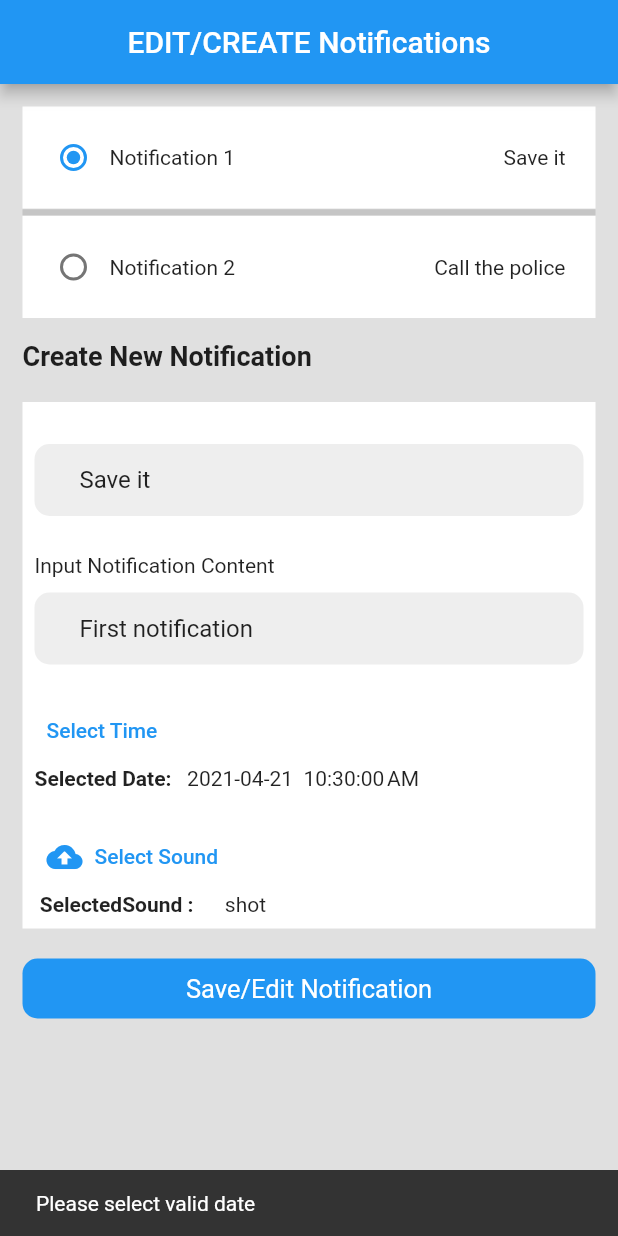
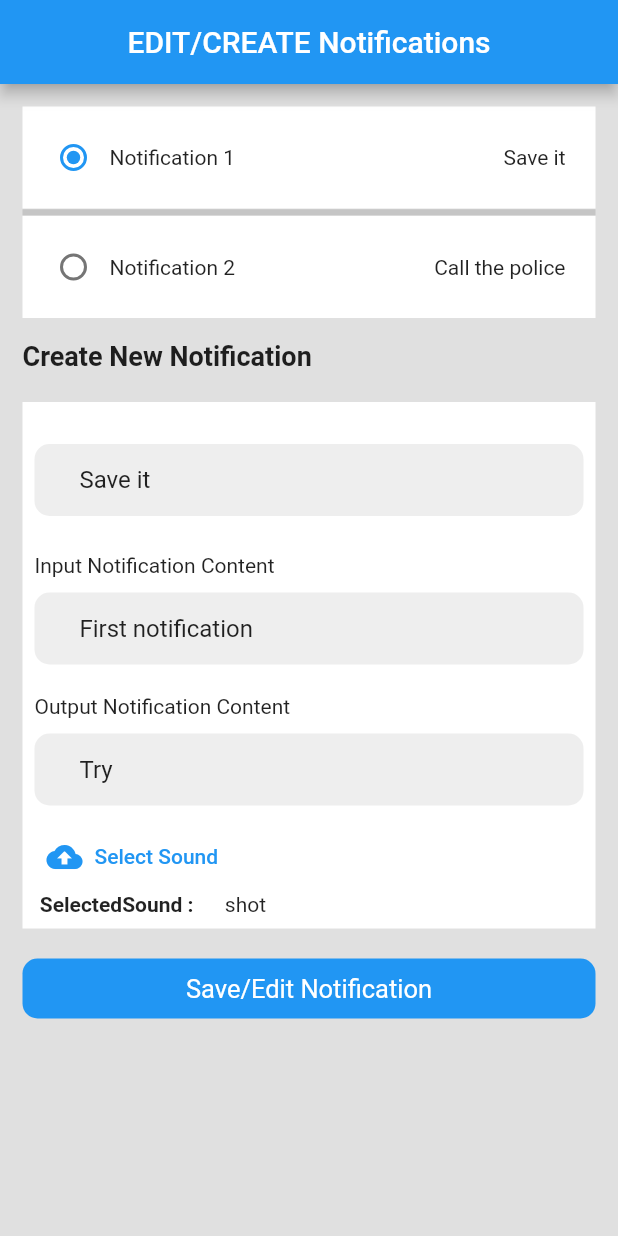
Before and after one commit to Haseeb-Akhlaq/notification_tracker, a Flutter app: the screen it shows once a user with an empty profile is signed in, after a tap on "Save/Edit Notification", on a phone screen of 412 x 824 dp. Run offline on Flutter 3.47's test engine with Material 2 defaults, Android fonts, the phone set to English and light mode, and no system bars; our stand-ins replace carousel_slider, firebase_auth, firebase_core, firebase_messaging, flutter_local_notifications; accounts and stored records are empty; network calls fail; Roboto replaces fonts that are missing (bolt-regular).

Commit message:
the app with input and output notification content;

```diff
--- a/lib/screens/home_screen.dart
+++ b/lib/screens/home_screen.dart
@@ -1,13 +1,7 @@
 import 'dart:async';
-import 'dart:convert';
 
 import 'package:flutter/material.dart';
-import 'package:flutter_datetime_picker/flutter_datetime_picker.dart';
 import 'package:flutter_local_notifications/flutter_local_notifications.dart';
-import 'package:intl/intl.dart';
-import 'package:shared_preferences/shared_preferences.dart';
-import 'package:timezone/data/latest.dart' as tz;
-import 'package:timezone/timezone.dart' as tz;
 
 class HomeScreen extends StatefulWidget {
   @override
@@ -16,20 +10,24 @@ class HomeScreen extends StatefulWidget {
 
 class _HomeScreenState extends State<HomeScreen> {
   TextEditingController nameController1 = TextEditingController();
-  TextEditingController contentController1 = TextEditingController();
+  TextEditingController inputContentController1 = TextEditingController();
+  TextEditingController outputContentController1 = TextEditingController();
 
   TextEditingController nameController2 = TextEditingController();
-  TextEditingController contentController2 = TextEditingController();
+  TextEditingController inputContentController2 = TextEditingController();
+  TextEditingController outputContentController2 = TextEditingController();
 
   String selectedSound1 = 'shot';
-  DateTime selectedDate1 = DateTime.now();
+  //DateTime selectedDate1 = DateTime.now();
   String notificationName1 = 'Save it';
-  String notificationContent1 = 'First notification';
+  String inputNotificationContent1 = 'First notification';
+  String outputNotificationContent1 = 'Try';
 
   String selectedSound2 = 'siren';
-  DateTime selectedDate2 = DateTime.now();
+  //DateTime selectedDate2 = DateTime.now();
   String notificationName2 = 'Call the police';
-  String notificationContent2 = 'calling 911';
+  String inputNotificationContent2 = '911';
+  String outputNotificationContent2 = 'Emergency';
 
   String seletedButton = '1';
 
@@ -37,26 +35,36 @@ class _HomeScreenState extends State<HomeScreen> {
 
   bool isLoading = false;
 
-  Future<void> configureLocalTimeZone() async {
-    tz.initializeTimeZones();
-    tz.setLocalLocation(tz.getLocation('America/Detroit'));
+  setInitialValues() {
+    nameController1.text = notificationName1;
+    inputContentController1.text = inputNotificationContent1;
+    outputContentController1.text = outputNotificationContent1;
 
-    time = tz.TZDateTime.from(
-      seletedButton == '1' ? selectedDate1 : selectedDate2,
-      tz.local,
-    );
+    nameController2.text = notificationName2;
+    inputContentController2.text = inputNotificationContent2;
+    outputContentController2.text = outputNotificationContent2;
   }
 
-  Future<tz.TZDateTime> configureLocalTimeZone2(DateTime date) async {
-    tz.initializeTimeZones();
-    tz.setLocalLocation(tz.getLocation('America/Detroit'));
+  // Future<void> configureLocalTimeZone() async {
+  //   tz.initializeTimeZones();
+  //   tz.setLocalLocation(tz.getLocation('America/Detroit'));
+  //
+  //   time = tz.TZDateTime.from(
+  //     seletedButton == '1' ? selectedDate1 : selectedDate2,
+  //     tz.local,
+  //   );
+  // }
 
-    final selectDate = tz.TZDateTime.from(
-      date,
-      tz.local,
-    );
-    return selectDate;
-  }
+  // Future<tz.TZDateTime> configureLocalTimeZone2(DateTime date) async {
+  //   tz.initializeTimeZones();
+  //   tz.setLocalLocation(tz.getLocation('America/Detroit'));
+  //
+  //   final selectDate = tz.TZDateTime.from(
+  //     date,
+  //     tz.local,
+  //   );
+  //   return selectDate;
+  // }
 
   FlutterLocalNotificationsPlugin fltrNotification;
 
@@ -69,66 +77,67 @@ class _HomeScreenState extends State<HomeScreen> {
     );
   }
 
-  retreivingSharedPreferences() async {
-    setState(() {
-      isLoading = true;
-    });
-    //SharedPreferences sharedPreferences = await SharedPreferences.getInstance();
-    final prefs = await SharedPreferences.getInstance();
-    if (!prefs.containsKey('notificationData')) {
-      setState(() {
-        nameController1.text = notificationName1;
-        contentController1.text = notificationContent1;
+  // retreivingSharedPreferences() async {
+  //   setState(() {
+  //     isLoading = true;
+  //   });
+  //   //SharedPreferences sharedPreferences = await SharedPreferences.getInstance();
+  //   final prefs = await SharedPreferences.getInstance();
+  //   if (!prefs.containsKey('notificationData')) {
+  //     setState(() {
+  //       nameController1.text = notificationName1;
+  //       contentController1.text = notificationContent1;
+  //
+  //       nameController2.text = notificationName2;
+  //       contentController2.text = notificationContent2;
+  //     });
+  //
+  //     return;
+  //   }
+  //   final extractedUserData =
+  //       json.decode(prefs.getString('notificationData')) as Map<String, Object>;
+  //   notificationName1 = extractedUserData['name1'];
+  //   notificationContent1 = extractedUserData['content1'];
+  //   selectedSound1 = extractedUserData['sound1'];
+  //   selectedDate1 = DateTime.parse(extractedUserData['time1']);
+  //   notificationName2 = extractedUserData['name2'];
+  //   notificationContent2 = extractedUserData['content2'];
+  //   selectedSound2 = extractedUserData['sound2'];
+  //   selectedDate2 = DateTime.parse(
+  //     extractedUserData['time2'],
+  //   );
+  //
+  //   nameController1.text = notificationName1;
+  //   contentController1.text = notificationContent1;
+  //
+  //   nameController2.text = notificationName2;
+  //   contentController2.text = notificationContent2;
+  // }
 
-        nameController2.text = notificationName2;
-        contentController2.text = notificationContent2;
-      });
-
-      return;
-    }
-    final extractedUserData =
-        json.decode(prefs.getString('notificationData')) as Map<String, Object>;
-    notificationName1 = extractedUserData['name1'];
-    notificationContent1 = extractedUserData['content1'];
-    selectedSound1 = extractedUserData['sound1'];
-    selectedDate1 = DateTime.parse(extractedUserData['time1']);
-    notificationName2 = extractedUserData['name2'];
-    notificationContent2 = extractedUserData['content2'];
-    selectedSound2 = extractedUserData['sound2'];
-    selectedDate2 = DateTime.parse(
-      extractedUserData['time2'],
-    );
-
-    nameController1.text = notificationName1;
-    contentController1.text = notificationContent1;
-
-    nameController2.text = notificationName2;
-    contentController2.text = notificationContent2;
-  }
-
-  Future<void> savingSharedPreferences() async {
-    SharedPreferences sharedPreferences = await SharedPreferences.getInstance();
-    final notificationData = json.encode({
-      'name1': nameController1.text,
-      'content1': contentController1.text,
-      'time1': selectedDate1.toString(),
-      'sound1': selectedSound1,
-      'name2': nameController2.text,
-      'content2': contentController2.text,
-      'time2': selectedDate2.toString(),
-      'sound2': selectedSound2,
-    });
-
-    sharedPreferences.setString('notificationData', notificationData);
-  }
+  // Future<void> savingSharedPreferences() async {
+  //   SharedPreferences sharedPreferences = await SharedPreferences.getInstance();
+  //   final notificationData = json.encode({
+  //     'name1': nameController1.text,
+  //     'content1': contentController1.text,
+  //     'time1': selectedDate1.toString(),
+  //     'sound1': selectedSound1,
+  //     'name2': nameController2.text,
+  //     'content2': contentController2.text,
+  //     'time2': selectedDate2.toString(),
+  //     'sound2': selectedSound2,
+  //   });
+  //
+  //   sharedPreferences.setString('notificationData', notificationData);
+  // }
 
   @override
   void initState() {
+    setInitialValues();
     super.initState();
     setState(() {
       isLoading = true;
     });
-    retreivingSharedPreferences();
+    //retreivingSharedPreferences();
 
     Timer(Duration(seconds: 2), () {
       var androidInitilize = AndroidInitializationSettings('logo');
@@ -151,84 +160,84 @@ class _HomeScreenState extends State<HomeScreen> {
     });
   }
 
-  Future _showNotification1(String name, String content, String sound) async {
-    var androidDetails = new AndroidNotificationDetails(
-      "Channel ID 1",
-      "Desi programmer 1",
-      "This is my channel 1",
-      importance: Importance.max,
-      sound: RawResourceAndroidNotificationSound('siren'),
-    );
-    var iSODetails = new IOSNotificationDetails();
-    var generalNotificationDetails =
-        new NotificationDetails(android: androidDetails, iOS: iSODetails);
-
-    await configureLocalTimeZone();
-
-    await fltrNotification.zonedSchedule(
-      0,
-      name,
-      content,
-      time,
-      generalNotificationDetails,
-      androidAllowWhileIdle: true,
-    );
-  }
-
-  Future _showNotification2(String name, String content, String sound) async {
-    print('notfication 2 called');
-    var androidDetails = new AndroidNotificationDetails(
-      "Channel ID",
-      "Shot Notification",
-      "This is my channel",
-      importance: Importance.max,
-      sound: RawResourceAndroidNotificationSound('shot'),
-    );
-    var iSODetails = new IOSNotificationDetails();
-    var generalNotificationDetails =
-        new NotificationDetails(android: androidDetails, iOS: iSODetails);
-
-    await configureLocalTimeZone();
-
-    //await fltrNotification.show(4, 'wer', 'wer', generalNotificationDetails);
-
-    await fltrNotification.zonedSchedule(
-      4,
-      name,
-      content,
-      time,
-      generalNotificationDetails,
-      androidAllowWhileIdle: true,
-    );
-  }
-
-  Future _selectAgainNotification1(DateTime time) async {
-    var androidDetails = new AndroidNotificationDetails(
-      "Channel ID 3",
-      "Select Again Notification",
-      "This is my channel",
-      importance: Importance.max,
-      playSound: true,
-    );
-    var iSODetails = new IOSNotificationDetails();
-    var generalNotificationDetails =
-        new NotificationDetails(android: androidDetails, iOS: iSODetails);
-
-    final selectDate = await configureLocalTimeZone2(
-      time.add(
-        Duration(seconds: 5),
-      ),
-    );
-
-    await fltrNotification.zonedSchedule(
-      5,
-      'Want Another Notification ?',
-      'Click to Configure anther notification',
-      selectDate,
-      generalNotificationDetails,
-      androidAllowWhileIdle: true,
-    );
-  }
+  // Future _showNotification1(String name, String content, String sound) async {
+  //   var androidDetails = new AndroidNotificationDetails(
+  //     "Channel ID 1",
+  //     "Desi programmer 1",
+  //     "This is my channel 1",
+  //     importance: Importance.max,
+  //     sound: RawResourceAndroidNotificationSound('siren'),
+  //   );
+  //   var iSODetails = new IOSNotificationDetails();
+  //   var generalNotificationDetails =
+  //       new NotificationDetails(android: androidDetails, iOS: iSODetails);
+  //
+  //   await configureLocalTimeZone();
+  //
+  //   await fltrNotification.zonedSchedule(
+  //     0,
+  //     name,
+  //     content,
+  //     time,
+  //     generalNotificationDetails,
+  //     androidAllowWhileIdle: true,
+  //   );
+  // }
+  //
+  // Future _showNotification2(String name, String content, String sound) async {
+  //   print('notfication 2 called');
+  //   var androidDetails = new AndroidNotificationDetails(
+  //     "Channel ID",
+  //     "Shot Notification",
+  //     "This is my channel",
+  //     importance: Importance.max,
+  //     sound: RawResourceAndroidNotificationSound('shot'),
+  //   );
+  //   var iSODetails = new IOSNotificationDetails();
+  //   var generalNotificationDetails =
+  //       new NotificationDetails(android: androidDetails, iOS: iSODetails);
+  //
+  //   await configureLocalTimeZone();
+  //
+  //   //await fltrNotification.show(4, 'wer', 'wer', generalNotificationDetails);
+  //
+  //   await fltrNotification.zonedSchedule(
+  //     4,
+  //     name,
+  //     content,
+  //     time,
+  //     generalNotificationDetails,
+  //     androidAllowWhileIdle: true,
+  //   );
+  // }
+  //
+  // Future _selectAgainNotification1(DateTime time) async {
+  //   var androidDetails = new AndroidNotificationDetails(
+  //     "Channel ID 3",
+  //     "Select Again Notification",
+  //     "This is my channel",
+  //     importance: Importance.max,
+  //     playSound: true,
+  //   );
+  //   var iSODetails = new IOSNotificationDetails();
+  //   var generalNotificationDetails =
+  //       new NotificationDetails(android: androidDetails, iOS: iSODetails);
+  //
+  //   final selectDate = await configureLocalTimeZone2(
+  //     time.add(
+  //       Duration(seconds: 5),
+  //     ),
+  //   );
+  //
+  //   await fltrNotification.zonedSchedule(
+  //     5,
+  //     'Want Another Notification ?',
+  //     'Click to Configure anther notification',
+  //     selectDate,
+  //     generalNotificationDetails,
+  //     androidAllowWhileIdle: true,
+  //   );
+  // }
 
   @override
   Widget build(BuildContext context) {
@@ -357,62 +366,83 @@ class _HomeScreenState extends State<HomeScreen> {
                               padding: EdgeInsets.only(left: 30, right: 20),
                               child: TextField(
                                 controller: seletedButton == '1'
-                                    ? contentController1
-                                    : contentController2,
+                                    ? inputContentController1
+                                    : inputContentController2,
                                 decoration: InputDecoration(
                                   border: InputBorder.none,
                                 ),
                                 onChanged: (value) {
-                                  setState(() {
-                                    notificationContent1 = value;
-                                  });
+                                  setState(() {});
                                 },
                               ),
                             ),
                             SizedBox(
                               height: 20,
                             ),
-                            TextButton(
-                              onPressed: () {
-                                DatePicker.showDateTimePicker(context,
-                                    showTitleActions: true,
-                                    minTime: DateTime.now(),
-                                    maxTime: DateTime(2021, 9, 9),
-                                    onChanged: (date) {}, onConfirm: (date) {
-                                  setState(() {
-                                    if (seletedButton == '1') {
-                                      selectedDate1 = date;
-                                    } else {
-                                      selectedDate2 = date;
-                                    }
-                                  });
+                            // TextButton(
+                            //   onPressed: () {
+                            //     DatePicker.showDateTimePicker(context,
+                            //         showTitleActions: true,
+                            //         minTime: DateTime.now(),
+                            //         maxTime: DateTime(2021, 9, 9),
+                            //         onChanged: (date) {}, onConfirm: (date) {
+                            //       setState(() {
+                            //         if (seletedButton == '1') {
+                            //           selectedDate1 = date;
+                            //         } else {
+                            //           selectedDate2 = date;
+                            //         }
+                            //       });
+                            //     },
+                            //         currentTime: DateTime.now(),
+                            //         locale: LocaleType.en);
+                            //   },
+                            //   child: Text(
+                            //     'Select Time',
+                            //     style: TextStyle(color: Colors.blue),
+                            //   ),
+                            // ),
+                            // Row(
+                            //   children: [
+                            //     Text(
+                            //       'Selected Date:   ',
+                            //       style: TextStyle(fontWeight: FontWeight.bold),
+                            //     ),
+                            //     Text(DateFormat('yyyy-MM-dd  ').format(
+                            //         seletedButton == '1'
+                            //             ? selectedDate1
+                            //             : selectedDate2)),
+                            //     Text(DateFormat('jms').format(
+                            //         seletedButton == '1'
+                            //             ? selectedDate1
+                            //             : selectedDate2)),
+                            //   ],
+                            // ),
+
+                            Text('Output Notification Content'),
+                            SizedBox(
+                              height: 10,
+                            ),
+                            Container(
+                              decoration: BoxDecoration(
+                                color: Colors.grey[200],
+                                borderRadius: BorderRadius.circular(10),
+                              ),
+                              padding: EdgeInsets.only(left: 30, right: 20),
+                              child: TextField(
+                                controller: seletedButton == '1'
+                                    ? outputContentController1
+                                    : outputContentController2,
+                                decoration: InputDecoration(
+                                  border: InputBorder.none,
+                                ),
+                                onChanged: (value) {
+                                  setState(() {});
                                 },
-                                    currentTime: DateTime.now(),
-                                    locale: LocaleType.en);
-                              },
-                              child: Text(
-                                'Select Time',
-                                style: TextStyle(color: Colors.blue),
                               ),
                             ),
-                            Row(
-                              children: [
-                                Text(
-                                  'Selected Date:   ',
-                                  style: TextStyle(fontWeight: FontWeight.bold),
-                                ),
-                                Text(DateFormat('yyyy-MM-dd  ').format(
-                                    seletedButton == '1'
-                                        ? selectedDate1
-                                        : selectedDate2)),
-                                Text(DateFormat('jms').format(
-                                    seletedButton == '1'
-                                        ? selectedDate1
-                                        : selectedDate2)),
-                              ],
-                            ),
                             SizedBox(
-                              height: 20,
+                              height: 10,
                             ),
                             TextButton.icon(
                                 onPressed: () {
@@ -494,47 +524,7 @@ class _HomeScreenState extends State<HomeScreen> {
                     Container(
                       width: double.infinity,
                       child: GestureDetector(
-                        onTap: () async {
-                          if (seletedButton == '1') {
-                            if (selectedDate1.isBefore(DateTime.now())) {
-                              ScaffoldMessenger.of(context).showSnackBar(
-                                  SnackBar(
-                                      content:
-                                          Text('Please select valid date')));
-                              return;
-                            }
-                            if (selectedSound1 == 'shot') {
-                              _showNotification2(nameController1.text,
-                                  contentController1.text, 'shot');
-                              _selectAgainNotification1(selectedDate1);
-                            } else {
-                              _showNotification1(nameController1.text,
-                                  contentController1.text, 'shot');
-                              _selectAgainNotification1(selectedDate1);
-                            }
-                          } else {
-                            if (selectedDate2.isBefore(DateTime.now())) {
-                              ScaffoldMessenger.of(context).showSnackBar(
-                                  SnackBar(
-                                      content:
-                                          Text('Please select valid date')));
-                              return;
-                            }
-
-                            if (selectedSound2 == 'shot') {
-                              _showNotification2(nameController2.text,
-                                  contentController2.text, 'shot');
-                            } else {
-                              _showNotification1(nameController2.text,
-                                  contentController2.text, 'shot');
-                            }
-                          }
-
-                          savingSharedPreferences();
-
-                          ScaffoldMessenger.of(context).showSnackBar(
-                              SnackBar(content: Text('Notification Created ')));
-                        },
+                        onTap: () async {},
                         child: Container(
                           alignment: Alignment.center,
                           width: MediaQuery.of(context).size.width * 0.8,
```
Also changed, not shown: pubspec.lock.
